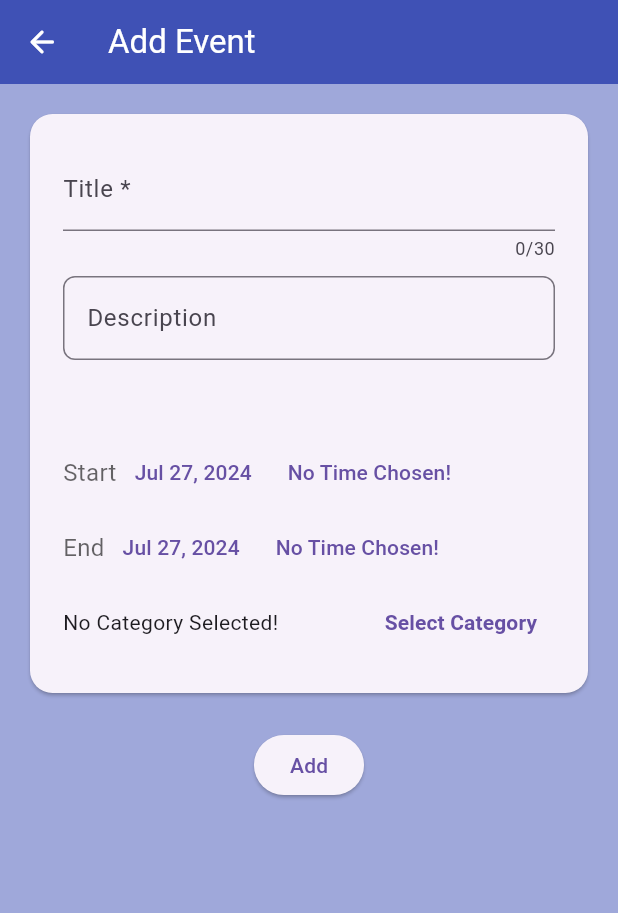
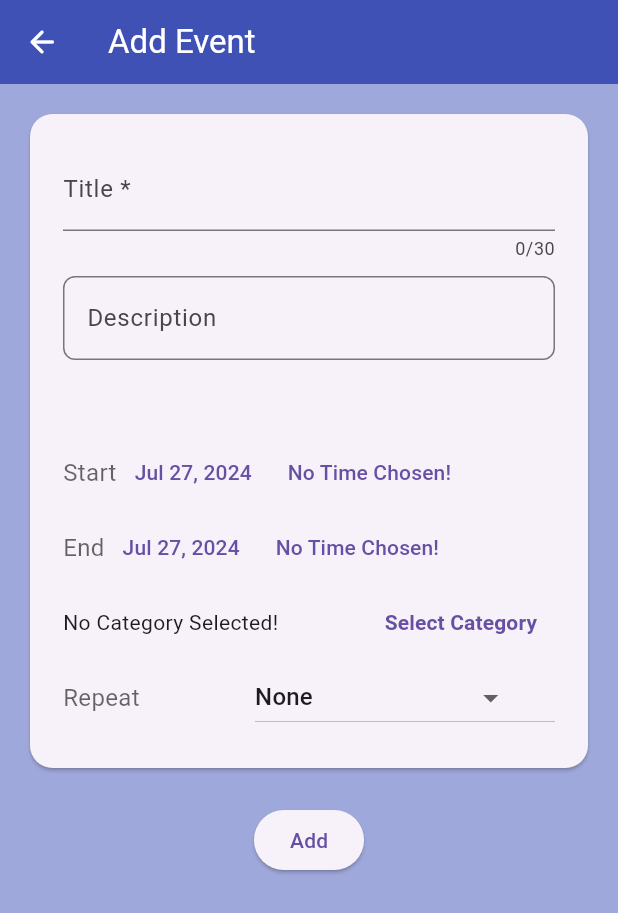
Before and after one commit to YukeeHong/DSG, a Flutter app: the CalendarPage screen opened by its route, after a tap on the "add" icon, on a phone screen of 412 x 824 dp. Shown: the top 913 px of the screen. Run offline on Flutter 3.47's test engine with Material 3 defaults, Android fonts, the phone set to English and light mode, and no system bars; our stand-ins replace fl_chart, flutter_local_notifications, hive, hive_flutter, shared_preferences, table_calendar and 2 more; missing offline and left inert: flex_color_picker, flutter_timer_countdown, flutter_timetable; accounts and stored records are empty.

Commit message:
Added repetition to events in schedule Fixed incorrect logic for time display

```diff
--- a/lib/pages/assignment_tracker.dart
+++ b/lib/pages/assignment_tracker.dart
@@ -3,6 +3,7 @@ import 'package:intl/intl.dart';
 import 'package:hive_flutter/hive_flutter.dart';
 import 'package:nus_orbital_chronos/pages/modify_assignment.dart';
 import 'package:nus_orbital_chronos/services/assignment.dart';
+import 'package:nus_orbital_chronos/services/format_time_of_day.dart';
 
 class AssignmentTracker extends StatefulWidget {
   const AssignmentTracker({super.key});
@@ -68,9 +69,8 @@ class _AssignmentTrackerState extends State<AssignmentTracker> {
                             ),
                             child: ListTile(
                               title: Text(assignment.title, style: TextStyle(fontWeight: FontWeight.bold),),
-                              subtitle: Text('Deadline: ${DateFormat.yMMMd().format(assignment.due)}  ${assignment.due.hour < 12
-                                  ? '${assignment.due.hour}:${assignment.due.minute.toString().padLeft(2, '0')} AM'
-                                  : '${assignment.due.hour - 12}:${assignment.due.minute.toString().padLeft(2, '0')} PM'}',
+                              subtitle: Text('Deadline: ${DateFormat.yMMMd().format(assignment.due)} '
+                                  '${FormatTimeOfDay.formatTimeOfDay(TimeOfDay(hour: assignment.due.hour, minute: assignment.due.minute))}',
                               style: TextStyle(color: assignment.due.subtract(Duration(days: 3)).isBefore(DateTime.now())
                                   ? Colors.red : Colors.black),
                               ),
--- a/lib/pages/modify_event.dart
+++ b/lib/pages/modify_event.dart
@@ -5,6 +5,7 @@ import 'package:hive_flutter/hive_flutter.dart';
 import 'package:nus_orbital_chronos/services/event.dart';
 import 'package:nus_orbital_chronos/services/category.dart';
 import 'package:nus_orbital_chronos/pages/category_picker.dart';
+import 'package:nus_orbital_chronos/services/format_time_of_day.dart';
 
 class ModifyEvent extends StatefulWidget {
   final bool mode; // true: Add, false: Edit
@@ -21,14 +22,14 @@ class _ModifyEventState extends State<ModifyEvent> {
   TimeOfDay? _selectedStartTime;
   TimeOfDay? _selectedEndTime;
   Category? _selectedCategory;
-  bool? isAMStart;
-  bool? isAMEnd;
   bool? modeAdd;
   final _titleController = TextEditingController();
   final _descriptionController = TextEditingController();
+  final _nController = TextEditingController();
   late Box<Event> eventsBox;
   late Box<Category> evCatBox;
-  int? repetition;
+  // [0] = mode 0: none 1: every n days 2: day of week
+  List<int> repetition = [0, 0, 0, 0, 0, 0, 0, 0, 0];
 
   @override
   void initState() {
@@ -44,8 +45,6 @@ class _ModifyEventState extends State<ModifyEvent> {
       _selectedEndTime = eventsBox.get(widget.id)!.endTime;
       _selectedDate = eventsBox.get(widget.id)!.date;
       _selectedCategory = eventsBox.get(widget.id)!.category;
-      isAMStart = (_selectedStartTime!.hour < 12);
-      isAMEnd = (_selectedEndTime!.hour < 12);
       repetition = eventsBox.get(widget.id)!.repetition;
     } else {
       _selectedDate = widget.date;
@@ -78,16 +77,50 @@ class _ModifyEventState extends State<ModifyEvent> {
     if (pickedTime != null) {
       if (isStart) {
         _selectedStartTime = pickedTime;
-        pickedTime.hour < 12 ? isAMStart = true : isAMStart = false;
       } else {
         _selectedEndTime = pickedTime;
-        pickedTime.hour < 12 ? isAMEnd = true : isAMEnd = false;
       }
       setState(() {});
     }
   }
 
+  int compareTime(TimeOfDay a, TimeOfDay b) {
+    if (a.hour == b.hour) {
+      if (a.minute > b.minute) return 1;
+      if (a.minute < b.minute) return -1;
+      return 0;
+    }
+    if (a.hour > b.hour) return 1;
+    return -1;
+  }
+
   void _saveEvent() {
+    if (_titleController.text.isEmpty) {
+      ScaffoldMessenger.of(context).showSnackBar(
+        SnackBar(content: Text('Title cannot be empty')),
+      );
+      return;
+    }
+
+    if (_selectedStartTime == null || _selectedEndTime == null) {
+      ScaffoldMessenger.of(context).showSnackBar(
+        SnackBar(content: Text('Please select start and end time')),
+      );
+    }
+
+    if (_selectedCategory == null) {
+      ScaffoldMessenger.of(context).showSnackBar(
+        SnackBar(content: Text('Please select category')),
+      );
+    }
+
+    if (compareTime(_selectedStartTime!, _selectedEndTime!) >= 0) {
+      ScaffoldMessenger.of(context).showSnackBar(
+        SnackBar(content: Text('Start time must come before end time')),
+      );
+      return;
+    }
+
     int firstEmpty;
     if (modeAdd!) {
       var events = eventsBox.values.toList();
@@ -102,15 +135,13 @@ class _ModifyEventState extends State<ModifyEvent> {
       }
     } else { firstEmpty = widget.id; }
 
-    if (_titleController.text.isEmpty) {
-      ScaffoldMessenger.of(context).showSnackBar(
-        SnackBar(content: Text('Title cannot be empty!')),
-      );
-      return;
-    }
-
     final String title = _titleController.text;
     final String description = _descriptionController.text;
+
+    if (repetition[0] == 1) repetition = [1, 0, 0, 0, 0, 0, 0, 0, int.parse(_nController.text)];
+    else if (repetition[0] == 2) repetition[8] = 0;
+    else repetition = [0, 0, 0, 0, 0, 0, 0, 0, 0];
+
     final event = Event(
       title,
       _selectedDate!,
@@ -118,12 +149,18 @@ class _ModifyEventState extends State<ModifyEvent> {
       _selectedStartTime!,
       _selectedEndTime!,
       _selectedCategory!,
-      0,
+      repetition,
       firstEmpty,
     );
 
     eventsBox.put(firstEmpty, event);
     Navigator.pop(context);
+  }
+
+  void _toggleOnDay(int day) {
+    // 1 - 7: Sun - Sat
+    repetition[day] = 1 - repetition[day];
+    setState(() {});
   }
 
   @override
@@ -183,9 +220,7 @@ class _ModifyEventState extends State<ModifyEvent> {
                             child: Text(
                               _selectedStartTime == null
                                   ? 'No Time Chosen!'
-                                  : (isAMStart!
-                                  ? '${_selectedStartTime!.hour}:${_selectedStartTime!.minute.toString().padLeft(2, '0')} AM'
-                                  : '${_selectedStartTime!.hour - 12}:${_selectedStartTime!.minute.toString().padLeft(2, '0')} PM'),
+                                  : '${FormatTimeOfDay.formatTimeOfDay(_selectedStartTime!)}',
                             ),
                             onPressed: () {
                               _pickTime(true);
@@ -207,9 +242,7 @@ class _ModifyEventState extends State<ModifyEvent> {
                             child: Text(
                               _selectedEndTime == null
                                   ? 'No Time Chosen!'
-                                  : (isAMEnd!
-                                  ? '${_selectedEndTime!.hour}:${_selectedEndTime!.minute.toString().padLeft(2, '0')} AM'
-                                  : '${_selectedEndTime!.hour - 12}:${_selectedEndTime!.minute.toString().padLeft(2, '0')} PM'),
+                                  : '${FormatTimeOfDay.formatTimeOfDay(_selectedEndTime!)}',
                             ),
                             onPressed: () {
                               _pickTime(false);
@@ -251,6 +284,165 @@ class _ModifyEventState extends State<ModifyEvent> {
                         ],
                       ),
                     ),
+                    Container(
+                      height: 50,
+                      child: Row(
+                        mainAxisAlignment: MainAxisAlignment.spaceBetween,
+                        children: <Widget>[
+                          Text('Repeat', style: TextStyle(fontSize: 16, color: Colors.black.withOpacity(0.6))),
+                          SizedBox(width: 10),
+                          SizedBox(
+                            width: 200,
+                            child: DropdownButton(
+                              value: repetition[0],
+                              icon: const Icon(Icons.arrow_drop_down),
+                              onChanged: (int? newOption) {
+                                setState(() {
+                                  repetition[0] = newOption!;
+                                });
+                              },
+                              items: const [
+                                DropdownMenuItem(
+                                  value: 0,
+                                  child: Text('None'),
+                                ),
+                                DropdownMenuItem(
+                                  value: 1,
+                                  child: Text('Every N days'),
+                                ),
+                                DropdownMenuItem(
+                                  value: 2,
+                                  child: Text('Select days of week'),
+                                ),
+                              ],
+                            ),
+                          ),
+                        ],
+                      ),
+                    ),
+                    if (repetition[0] == 1)
+                      Row(
+                        mainAxisAlignment: MainAxisAlignment.end,
+                        children: <Widget>[
+                          SizedBox(
+                            width: 50,
+                            height: 50,
+                            child: TextField(
+                              controller: _nController,
+                              decoration: InputDecoration(labelText: 'N *'),
+                              keyboardType: TextInputType.number,
+                            ),
+                          ),
+                        ],
+                      ),
+                    if (repetition[0] == 2)
+                      Container(
+                        height: 55,
+                        child: Row(
+                          mainAxisAlignment: MainAxisAlignment.spaceBetween,
+                          crossAxisAlignment: CrossAxisAlignment.center,
+                          children: <Widget>[
+                            SizedBox(
+                              width: 35,
+                              child: TextButton(
+                                onPressed: () => _toggleOnDay(1),
+                                child: Text(
+                                  'S',
+                                  style: TextStyle(
+                                    color: repetition[1] == 0 ? Colors.black : Theme.of(context).primaryColor,
+                                    fontWeight: FontWeight.bold,
+                                    fontSize: 12,
+                                  ),
+                                ),
+                              ),
+                            ),
+                            SizedBox(
+                              width: 35,
+                              child: TextButton(
+                                onPressed: () => _toggleOnDay(2),
+                                child: Text(
+                                  'M',
+                                  style: TextStyle(
+                                    color: repetition[2] == 0 ? Colors.black : Theme.of(context).primaryColor,
+                                    fontWeight: FontWeight.bold,
+                                    fontSize: 12,
+                                  ),
+                                ),
+                              ),
+                            ),
+                            SizedBox(
+                              width: 35,
+                              child: TextButton(
+                                onPressed: () => _toggleOnDay(3),
+                                child: Text(
+                                  'T',
+                                  style: TextStyle(
+                                    color: repetition[3] == 0 ? Colors.black : Theme.of(context).primaryColor,
+                                    fontWeight: FontWeight.bold,
+                                    fontSize: 12,
+                                  ),
+                                ),
+                              ),
+                            ),
+                            SizedBox(
+                              width: 35,
+                              child: TextButton(
+                                onPressed: () => _toggleOnDay(4),
+                                child: Text(
+                                  'W',
+                                  style: TextStyle(
+                                    color: repetition[4] == 0 ? Colors.black : Theme.of(context).primaryColor,
+                                    fontWeight: FontWeight.bold,
+                                    fontSize: 12,
+                                  ),
+                                ),
+                              ),
+                            ),
+                            SizedBox(
+                              width: 35,
+                              child: TextButton(
+                                onPressed: () => _toggleOnDay(5),
+                                child: Text(
+                                  'T',
+                                  style: TextStyle(
+                                    color: repetition[5] == 0 ? Colors.black : Theme.of(context).primaryColor,
+                                    fontWeight: FontWeight.bold,
+                                    fontSize: 12,
+                                  ),
+                                ),
+                              ),
+                            ),
+                            SizedBox(
+                              width: 35,
+                              child: TextButton(
+                                onPressed: () => _toggleOnDay(6),
+                                child: Text(
+                                  'F',
+                                  style: TextStyle(
+                                    color: repetition[6] == 0 ? Colors.black : Theme.of(context).primaryColor,
+                                    fontWeight: FontWeight.bold,
+                                    fontSize: 12,
+                                  ),
+                                ),
+                              ),
+                            ),
+                            SizedBox(
+                              width: 35,
+                              child: TextButton(
+                                onPressed: () => _toggleOnDay(7),
+                                child: Text(
+                                  'S',
+                                  style: TextStyle(
+                                    color: repetition[7] == 0 ? Colors.black : Theme.of(context).primaryColor,
+                                    fontWeight: FontWeight.bold,
+                                    fontSize: 12,
+                                  ),
+                                ),
+                              ),
+                            ),
+                          ],
+                        ),
+                      ),
                   ],
                 ),
               ),
--- a/lib/services/event.dart
+++ b/lib/services/event.dart
@@ -24,12 +24,12 @@ class Event extends HiveObject {
   @HiveField(5)
   final Category category;
 
-  /** 0: No repetition
-   *  1: Repeat every _ days
-   *  2: Repeat on certain day(s) of the week
+  /** [0] => 0: No repetition, 1: Repeat every N days, 2: Repeat on certain day(s) of the week
+   *  [1] - [7] => Sun - Sat (Mode 2)
+   *  [8] => N (Mode 1)
    */
   @HiveField(6)
-  final int repetition;
+  final List<int> repetition;
 
   @HiveField(7)
   final int id;
```
Also changed, not shown: lib/pages/add_bill.dart (+2 -6 lines), lib/pages/budget_planner.dart (+3 -9 lines), lib/pages/modify_assignment.dart (+4 -10 lines), lib/pages/schedule.dart (+19 -18 lines), lib/pages/timetable.dart (+41 -20 lines), lib/services/format_time_of_day.dart (added, +9 -0 lines), lib/services/event.g.dart.
